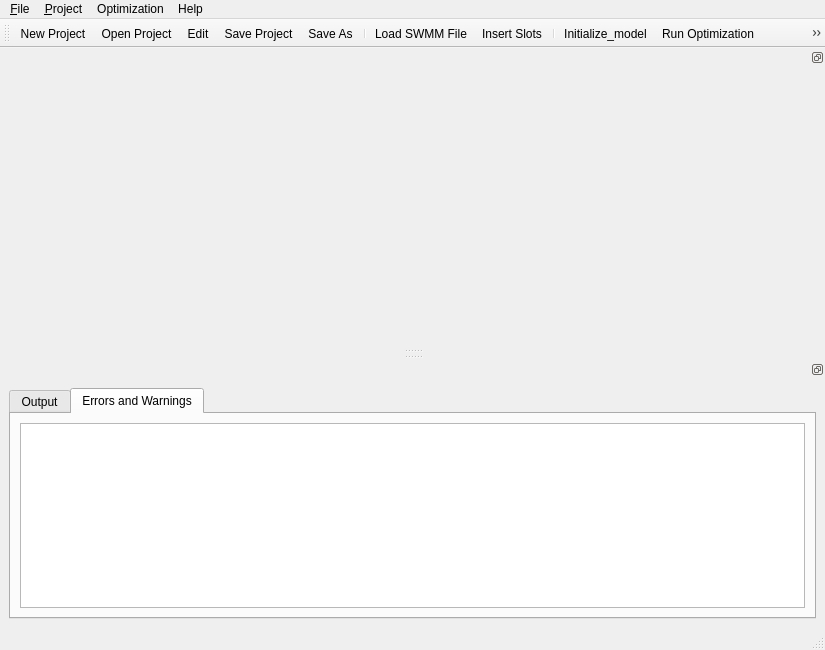
Above: qt/mainwindow_.ui from asselapathirana/swmm5-ea before the change. Below: the same form after it.
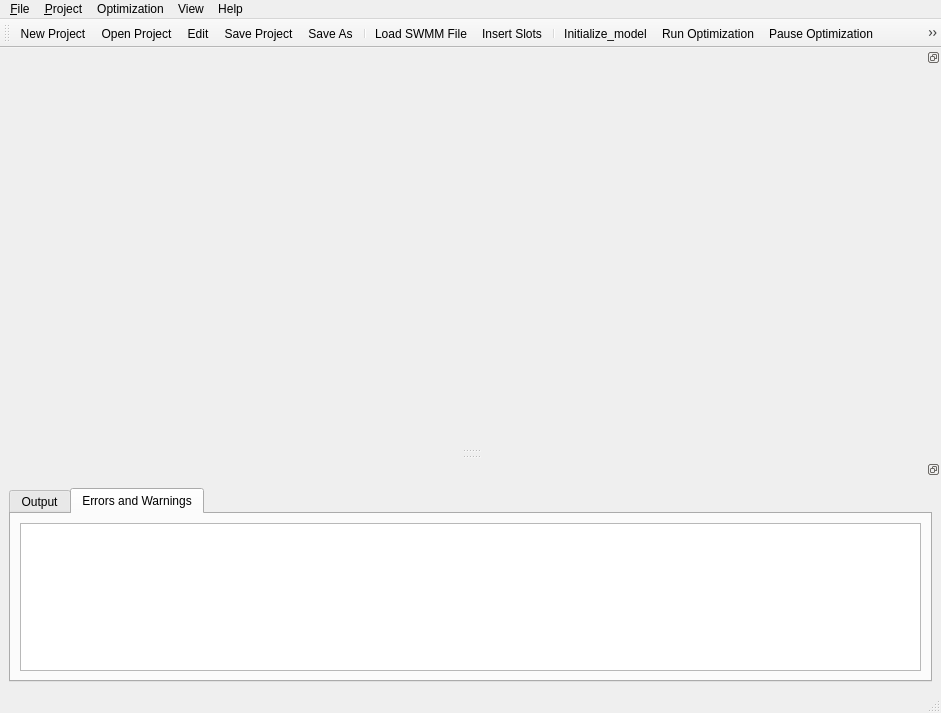
That is the form after the change. Icons and pictures are not drawn.

Commit message: Added zooming button and ability. Several small problems fixed

What changed in the file:
```diff
--- a/qt/mainwindow_.ui
+++ b/qt/mainwindow_.ui
@@ -6,10 +6,16 @@
    <rect>
     <x>0</x>
     <y>0</y>
-    <width>825</width>
-    <height>650</height>
+    <width>941</width>
+    <height>713</height>
    </rect>
   </property>
+  <property name="sizePolicy">
+   <sizepolicy hsizetype="Preferred" vsizetype="Preferred">
+    <horstretch>0</horstretch>
+    <verstretch>0</verstretch>
+   </sizepolicy>
+  </property>
   <property name="windowTitle">
    <string>SWMM5 EA</string>
   </property>
@@ -19,7 +25,7 @@
     <rect>
      <x>0</x>
      <y>0</y>
-     <width>825</width>
+     <width>941</width>
      <height>18</height>
     </rect>
    </property>
@@ -61,9 +67,16 @@
     <addaction name="actionHelp_Users_Guide"/>
     <addaction name="actionHelp_About"/>
    </widget>
+   <widget class="QMenu" name="menuView">
+    <property name="title">
+     <string>View</string>
+    </property>
+    <addaction name="action_Zoom_Extent"/>
+   </widget>
    <addaction name="menu_File_2"/>
    <addaction name="menu_File"/>
    <addaction name="menuOptimization"/>
+   <addaction name="menuView"/>
    <addaction name="menuHelp"/>
   </widget>
   <widget class="QToolBar" name="Main_toolbar">
@@ -95,6 +108,7 @@
    <addaction name="actionRun_Optimization"/>
    <addaction name="actionPause_Optimization"/>
    <addaction name="actionStop_Optimization"/>
+   <addaction name="action_Zoom_Extent"/>
    <addaction name="separator"/>
    <addaction name="actionHelp_Users_Guide"/>
    <addaction name="actionHelp_About"/>
@@ -103,10 +117,16 @@
   </widget>
   <widget class="QStatusBar" name="statusbar"/>
   <widget class="QDockWidget" name="curve_window">
+   <property name="sizePolicy">
+    <sizepolicy hsizetype="Preferred" vsizetype="Maximum">
+     <horstretch>2</horstretch>
+     <verstretch>2</verstretch>
+    </sizepolicy>
+   </property>
    <property name="minimumSize">
     <size>
      <width>300</width>
-     <height>300</height>
+     <height>400</height>
     </size>
    </property>
    <property name="features">
@@ -318,6 +338,21 @@
     <string>Exit SWMM5 EA</string>
    </property>
   </action>
+  <action name="action_Zoom_Extent">
+   <property name="checkable">
+    <bool>true</bool>
+   </property>
+   <property name="icon">
+    <iconset resource="../res.qrc">
+     <normaloff>:/res/res/zoom_fit_best.png</normaloff>:/res/res/zoom_fit_best.png</iconset>
+   </property>
+   <property name="text">
+    <string>&amp;Zoom Extent</string>
+   </property>
+   <property name="toolTip">
+    <string>Zoom the graph to the data extent</string>
+   </property>
+  </action>
  </widget>
  <resources>
   <include location="../res.qrc"/>
```
Left out of the diff: 6 changed lines with no effect on the pictures. The commit also changes 5 other files.
